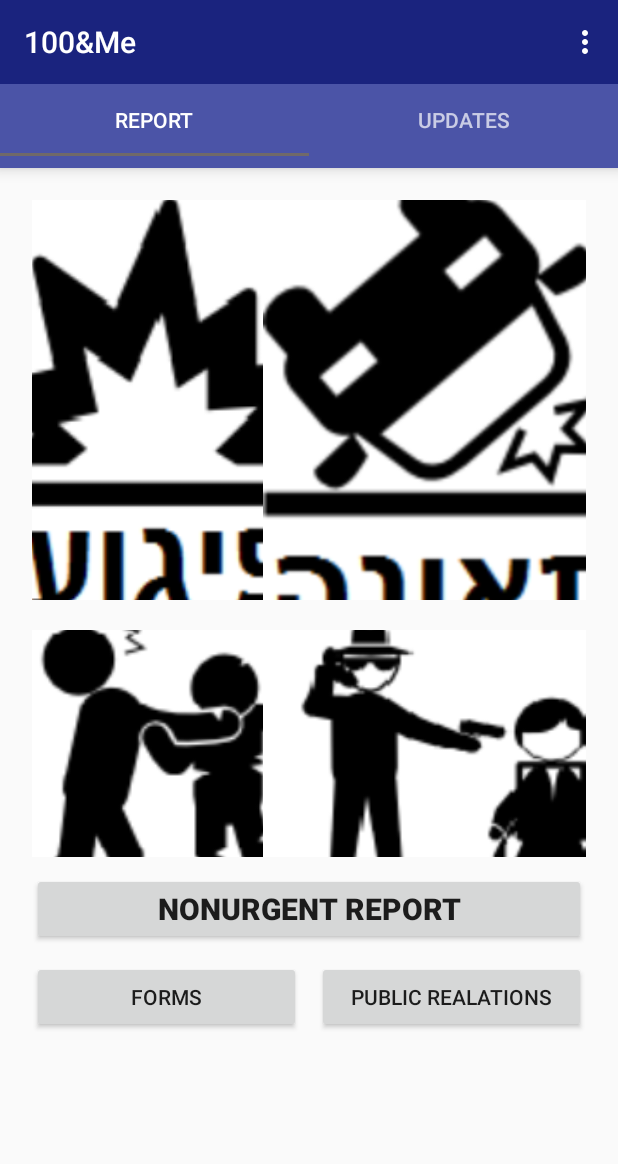
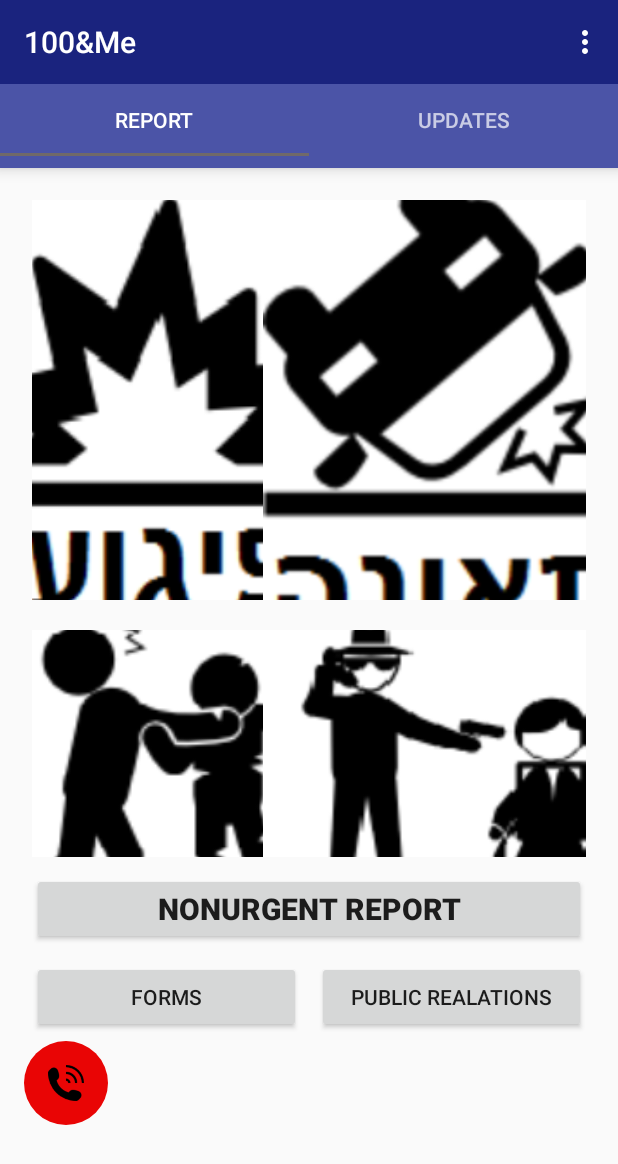
Before and after one commit to idanab/MeAnd100-v2, an Android app: the screen it shows after launch (MainActivity), on a phone screen of 412 x 824 dp. Shown: the top 1164 px of the screen. Run offline under Robolectric (Android 15) with nearby library versions, the phone set to English and light mode, and no system bars.

Commit message:
applying FAB to all pages! editing UI nonurgent report

```diff
--- a/app/src/main/java/com/example/android/meand100_v2/ReportFragment.java
+++ b/app/src/main/java/com/example/android/meand100_v2/ReportFragment.java
@@ -2,6 +2,7 @@ package com.example.android.meand100_v2;
 
 import android.content.Intent;
 import android.os.Bundle;
+import android.support.design.widget.FloatingActionButton;
 import android.support.v4.app.Fragment;
 import android.util.Log;
 import android.view.LayoutInflater;
@@ -16,6 +17,7 @@ import com.example.android.meand100_v2.reports.GeneralReport;
 import com.example.android.meand100_v2.reports.NonurgentReport;
 import com.example.android.meand100_v2.reports.types.AccidentReportParameters;
 import com.example.android.meand100_v2.reports.types.AssaultReportParameters;
+import com.example.android.meand100_v2.reports.types.Call;
 import com.example.android.meand100_v2.reports.types.FireReportParameters;
 import com.example.android.meand100_v2.reports.types.HijackReportParameters;
 import com.example.android.meand100_v2.reports.types.ReportParameters;
@@ -64,9 +66,8 @@ public class ReportFragment extends Fragment {
                 startActivity(intent);
             }
         });
-
+        defineEmergancyDialerListener(root);
         return root;
-
     }
 
 
@@ -122,4 +123,15 @@ public class ReportFragment extends Fragment {
         startActivity(intent);
     }
 
+    private void defineEmergancyDialerListener(ViewGroup root) {
+        FloatingActionButton btn = (FloatingActionButton) root.findViewById(R.id.call_100_button);
+        btn.setOnClickListener(new View.OnClickListener() {
+            @Override
+            public void onClick(View v) {
+                Intent callIntent = Call.callEmergancyNumber();
+                startActivity(callIntent);
+            }
+        });
+    }
+
 }
--- a/app/src/main/res/layout/activity_general_report.xml
+++ b/app/src/main/res/layout/activity_general_report.xml
@@ -173,13 +173,12 @@
             android:id="@+id/call_100_button"
             android:layout_width="wrap_content"
             android:layout_height="wrap_content"
-            android:layout_gravity="bottom|right"
-            android:layout_margin="16dp"
+            android:layout_gravity="bottom|left"
             android:src="@drawable/call"
             app:layout_anchor="@id/main_content"
             app:layout_anchorGravity="bottom|left|end"
             app:borderWidth="0dp"
-            app:elevation="5dp"
+            app:elevation="0dp"
             app:backgroundTint="#e90505" />
 
     </android.support.design.widget.CoordinatorLayout>
--- a/app/src/main/res/layout/activity_reports_acitvity_portal.xml
+++ b/app/src/main/res/layout/activity_reports_acitvity_portal.xml
@@ -5,6 +5,13 @@
     android:paddingTop="@dimen/activity_vertical_margin"
     android:paddingBottom="@dimen/activity_vertical_margin"
     tools:context="com.example.android.meand100_v2.ReportsAcitvityPortal">
+
+    <android.support.design.widget.CoordinatorLayout
+        android:id="@+id/main_content"
+        xmlns:android="http://schemas.android.com/apk/res/android"
+        xmlns:app="http://schemas.android.com/apk/res-auto"
+        android:layout_width="match_parent"
+        android:layout_height="match_parent">
 
     <ScrollView
         android:layout_width="wrap_content"
@@ -64,4 +71,17 @@
         </LinearLayout>
     </ScrollView>
 
+        <android.support.design.widget.FloatingActionButton
+            android:id="@+id/call_100_button"
+            android:layout_width="wrap_content"
+            android:layout_height="wrap_content"
+            android:layout_gravity="bottom|left"
+            android:src="@drawable/call"
+            app:layout_anchor="@id/scrollView"
+            app:layout_anchorGravity="bottom|left|end"
+            app:borderWidth="0dp"
+            app:elevation="0dp"
+            app:backgroundTint="#e90505" />
+    </android.support.design.widget.CoordinatorLayout>
+
 </RelativeLayout>
```
Also changed, not shown: app/src/main/java/com/example/android/meand100_v2/reports/NonurgentReport.java (+14 -1 lines), app/src/main/res/layout/activity_nonurgent_report.xml (+50 -24 lines).
